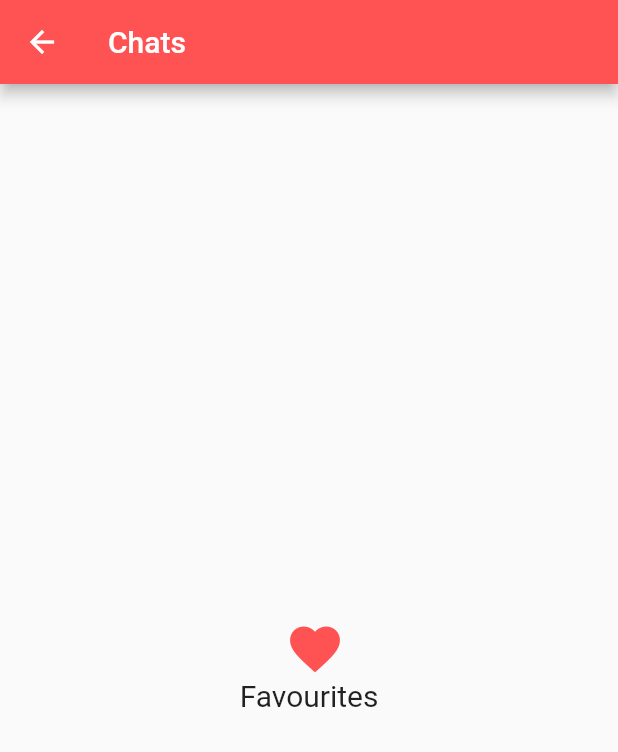
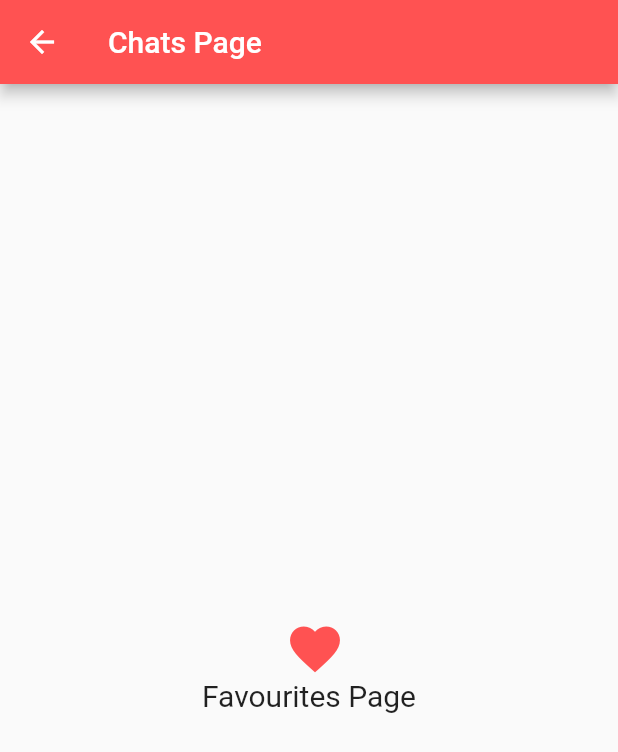
Before and after one commit to aditya2000/flutterNavigation, a Flutter app: the screen it shows after launch, after a tap on the "chat" icon, on a phone screen of 412 x 824 dp. Shown: the top 752 px of the screen. Run offline on Flutter 3.47's test engine with Material 2 defaults, Android fonts, the phone set to English and light mode, and no system bars.

```diff
--- a/lib/main.dart
+++ b/lib/main.dart
@@ -17,10 +17,12 @@ void main(){
 class homePage extends StatelessWidget {
   @override
   Widget build(BuildContext context){
+    int _selectedPage= 0;
+
     return new Scaffold(
       appBar: new AppBar(
         title: new Text('Home'),
-        backgroundColor: Colors.amberAccent,
+        backgroundColor: Colors.black,
       ),
       body: new Container(
         child: new Center(
@@ -33,24 +35,50 @@ class homePage extends StatelessWidget {
                  icon: new Icon(Icons.favorite, color: Colors.blueAccent,size: 40.0,),
                 onPressed: () {Navigator.of(context).pushNamed("/FavouritesPage");}
             ),
-            new Text("Favorites", style: new TextStyle(fontSize: 20.0),),
+            new Text("Favorites Page", style: new TextStyle(fontSize: 20.0),),
 
             new IconButton(
                 icon: new Icon(Icons.bookmark, color: Colors.greenAccent,size: 40.0,),
                 onPressed: () {Navigator.of(context).pushNamed("/BookmarksPage");}
             ),
-            new Text("Bookmarks", style: new TextStyle(fontSize: 20.0),),
+            new Text("Bookmarks Page", style: new TextStyle(fontSize: 20.0),),
 
             new IconButton(
                 icon: new Icon(Icons.chat, color: Colors.redAccent,size: 40.0,),
                 onPressed: () {Navigator.of(context).pushNamed("/ChatsPage");}
             ),
-            new Text("Chats", style: new TextStyle(fontSize: 20.0),),
+            new Text("Chats Page", style: new TextStyle(fontSize: 20.0),),
           ],
         )
       ),
-      )
+      ),
+      bottomNavigationBar: BottomNavigationBar(
+        currentIndex: _selectedPage,
+        showSelectedLabels: false,
+        showUnselectedLabels: false,
+        onTap: (int index){
+          _selectedPage=index;
+        },
+        items: navBarIconsList(),
+      ),
     );
+  }
+
+  navBarIconsList() {
+    return [
+      BottomNavigationBarItem(
+          icon: Icon(Icons.chat),
+          title: Text("Chats")
+      ),
+      BottomNavigationBarItem(
+          icon: Icon(Icons.bookmark),
+          title: Text("Bookmarks")
+      ),
+      BottomNavigationBarItem(
+          icon: Icon(Icons.favorite),
+          title: Text("Favourites")
+      ),
+    ];
   }
 }
 
@@ -61,7 +89,7 @@ class FavouritesPage extends StatelessWidget {
   Widget build(BuildContext context){
     return new Scaffold(
         appBar: new AppBar(
-          title: new Text('Favourites'),
+          title: new Text('Favourites Page'),
           backgroundColor: Colors.blueAccent,
         ),
         body: new Container(
@@ -75,7 +103,7 @@ class FavouritesPage extends StatelessWidget {
                       icon: new Icon(Icons.bookmark, color: Colors.blueAccent,size: 40.0,),
                       onPressed: () {Navigator.of(context).pushNamed("/BookmarksPage");}
                   ),
-                  new Text("Bookmarks", style: new TextStyle(fontSize: 20.0),)
+                  new Text("Bookmarks Page", style: new TextStyle(fontSize: 20.0),)
                 ],
               )
           ),
@@ -91,7 +119,7 @@ class BookmarksPage extends StatelessWidget {
   Widget build(BuildContext context){
     return new Scaffold(
         appBar: new AppBar(
-          title: new Text('Bookmarks'),
+          title: new Text('Bookmarks Page'),
           backgroundColor: Colors.greenAccent,
         ),
         body: new Container(
@@ -105,7 +133,7 @@ class BookmarksPage extends StatelessWidget {
                       icon: new Icon(Icons.chat, color: Colors.greenAccent,size: 40.0,),
                       onPressed: () {Navigator.of(context).pushNamed("/ChatsPage");}
                   ),
-                  new Text("Chats", style: new TextStyle(fontSize: 20.0),)
+                  new Text("Chats Page", style: new TextStyle(fontSize: 20.0),)
                 ],
               )
           ),
@@ -121,7 +149,7 @@ class ChatsPage extends StatelessWidget {
   Widget build(BuildContext context){
     return new Scaffold(
         appBar: new AppBar(
-          title: new Text('Chats'),
+          title: new Text('Chats Page'),
           backgroundColor: Colors.redAccent,
         ),
         body: new Container(
@@ -135,7 +163,7 @@ class ChatsPage extends StatelessWidget {
                       icon: new Icon(Icons.favorite, color: Colors.redAccent,size: 40.0,),
                       onPressed: () {Navigator.of(context).pushNamed("/FavouritesPage");}
                   ),
-                  new Text("Favourites", style: new TextStyle(fontSize: 20.0),)
+                  new Text("Favourites Page", style: new TextStyle(fontSize: 20.0),)
                 ],
               )
           ),
```
Also changed, not shown: pubspec.lock, 5 other files.
